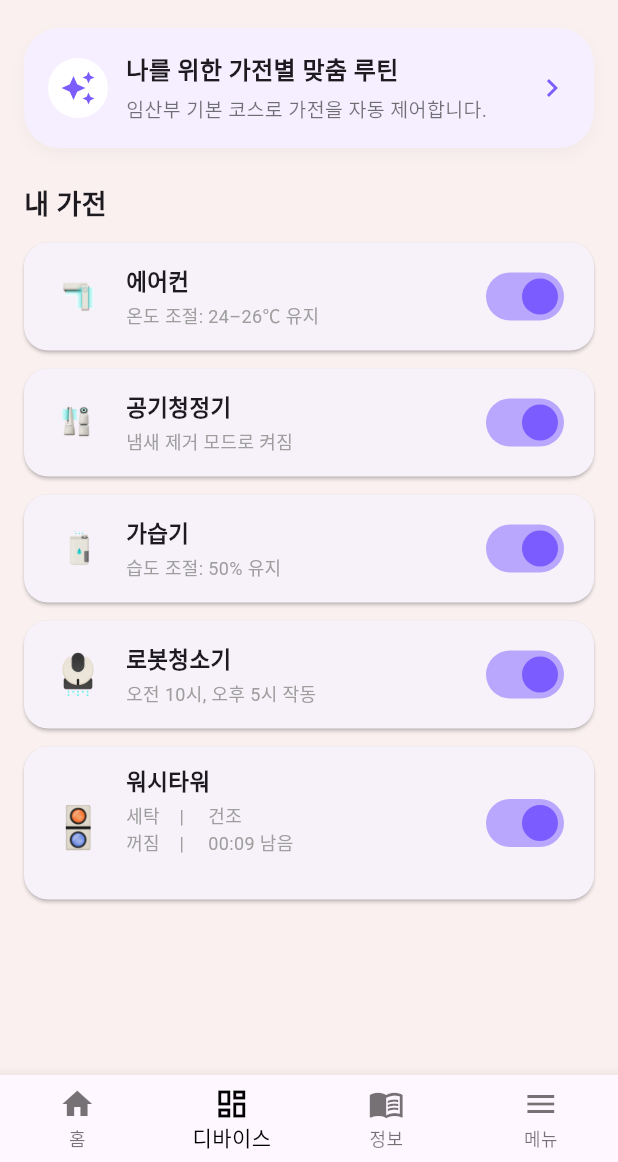
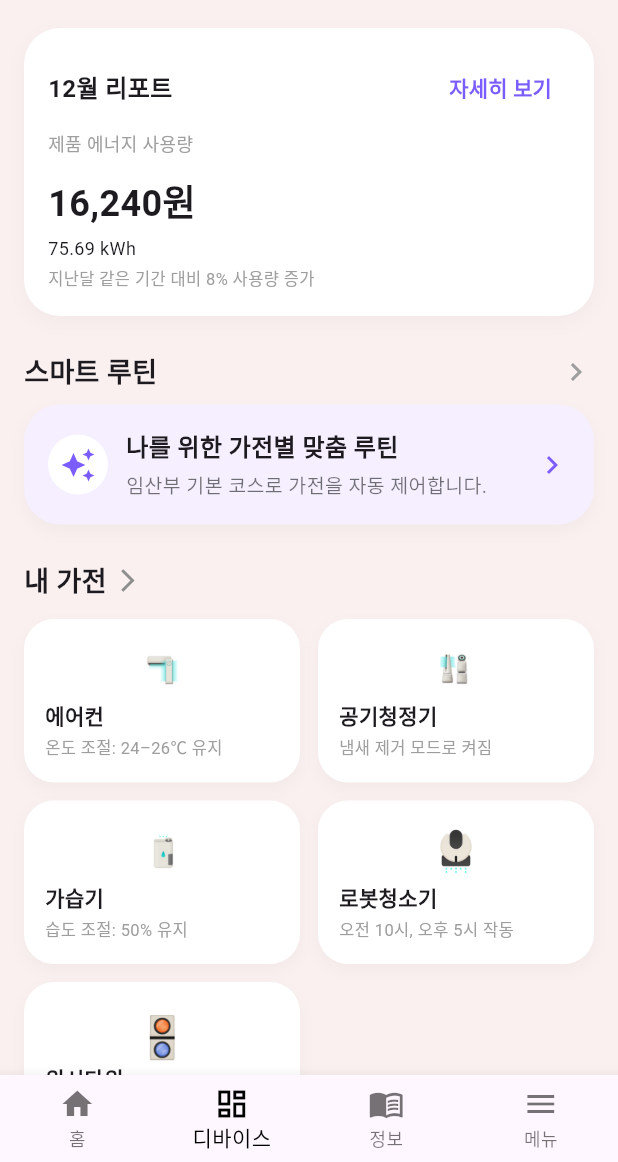
Before and after one commit to 2025-LGDX-9/DX_Project, a Flutter app: the screen it shows after launch, item 2 of the bottom bar chosen, on a phone screen of 412 x 824 dp, the part 74-1236 px from its top. Run offline on Flutter 3.47's test engine with Material 3 defaults, Android fonts, the phone set to English and light mode, and no system bars; our stand-ins replace geolocator, webview_flutter.

Commit message:
제품 추가 페이지 추가 및 디바이스탭 ui변경

```diff
--- a/lib/screens/1stpage/home_screen.dart
+++ b/lib/screens/1stpage/home_screen.dart
@@ -1,6 +1,7 @@
 import 'package:flutter/material.dart';
 import 'package:pregnancy_mode_app/screens/1stpage/onboarding_screen.dart';
 import 'package:pregnancy_mode_app/pregnancy_controller.dart';
+import 'package:pregnancy_mode_app/screens/2ndpage/edit_screen.dart';
 import 'package:pregnancy_mode_app/screens/appbar/nofification_screen.dart';
 
 class HomeScreen extends StatelessWidget {
@@ -159,7 +160,7 @@ class HomeScreen extends StatelessWidget {
                                             Material(
                                               color: Colors.transparent,
                                               child: InkWell(
-                                                onTap: () {},
+                                                onTap: () {Navigator.push(context, MaterialPageRoute(builder: (_)=>EditScreen()));},
                                                 child: Ink(
                                                   width: MediaQuery.of(
                                                     context,
--- a/lib/screens/2ndpage/routine_screen.dart
+++ b/lib/screens/2ndpage/routine_screen.dart
@@ -6,6 +6,7 @@ import 'package:pregnancy_mode_app/screens/2ndpage/robot_cleaner_control_screen.
 import 'package:pregnancy_mode_app/pregnancy_controller.dart';
 import 'package:pregnancy_mode_app/screens/appbar/nofification_screen.dart';
 import 'package:pregnancy_mode_app/screens/2ndpage/smart_routine_detail_screen.dart';
+import 'package:pregnancy_mode_app/screens/2ndpage/edit_screen.dart';
 
 /// 가전 루틴 화면
 class RoutineScreen extends StatefulWidget {
@@ -21,13 +22,15 @@ class RoutineScreen extends StatefulWidget {
 }
 
 class _RoutineScreenState extends State<RoutineScreen> {
-  bool _acOn = true;
-  bool _airCleanerOn = true;
-  bool _robotOn = true;
-
   @override
   Widget build(BuildContext context) {
     final controller = widget.controller;
+
+    final double screenWidth = MediaQuery.of(context).size.width;
+    const double horizontalPadding = 16;
+    const double betweenCard = 12;
+    final double cardWidth =
+        (screenWidth - horizontalPadding * 2 - betweenCard) / 2;
 
     return Scaffold(
       backgroundColor: Color(0xffFAF0F0),
@@ -102,7 +105,7 @@ class _RoutineScreenState extends State<RoutineScreen> {
                                           Material(
                                             color: Colors.transparent,
                                             child: InkWell(
-                                              onTap: () {},
+                                              onTap: () {Navigator.push(context, MaterialPageRoute(builder: (_)=>EditScreen()));},
                                               child: Ink(
                                                 width: MediaQuery.of(
                                                   context,
@@ -328,32 +331,54 @@ class _RoutineScreenState extends State<RoutineScreen> {
             child: ListView(
               padding: const EdgeInsets.all(16),
               children: [
-                // 🔹 상단 "나를 위한 가전별 맞춤 루틴" 카드
+                const _EnergyReportCard(),
+                const SizedBox(height: 24),
+
+                Row(
+                  mainAxisAlignment: MainAxisAlignment.spaceBetween,
+                  children: const [
+                    Text(
+                      '스마트 루틴',
+                      style: TextStyle(
+                        fontSize: 18,
+                        fontWeight: FontWeight.bold,
+                      ),
+                    ),
+                    Icon(Icons.chevron_right, color: Colors.grey),
+                  ],
+                ),
+                const SizedBox(height: 8),
                 _SmartRoutineHeaderCard(controller: controller),
+                const SizedBox(height: 24),
 
-                const SizedBox(height: 24),
+                Row(
+                  children: [
                     const Text(
                       '내 가전',
                       style: TextStyle(fontSize: 18, fontWeight: FontWeight.bold),
                     ),
+                    SizedBox(width: 5,),
+                    GestureDetector(child: Icon(Icons.arrow_forward_ios, size: 18, color: Color(0xff8F8E8E),), onTap: (){Navigator.push(context, MaterialPageRoute(builder: (_)=>EditScreen()));},),
+                  ],
+                ),
                 const SizedBox(height: 12),
 
                 // 🔹 에어컨
+                Wrap(
+                  spacing: betweenCard,
+                  runSpacing: betweenCard,
+                  children: [
                     _DeviceTile(
+                      width: cardWidth,
                       name: '에어컨',
-                  description: '온도 조절: 24–26℃ 유지',
+                      status: '온도 조절: 24–26℃ 유지',
                       icon: Image.asset("assets/images/aircon.png"),
-                  isOn: _acOn,
-                  onToggle: (value) {
-                    setState(() {
-                      _acOn = value;
-                    });
-                  },
                       onTap: () {
                         Navigator.push(
                           context,
                           MaterialPageRoute(
-                        builder: (_) => AirconControlScreen(controller: controller),
+                            builder: (_) =>
+                                AirconControlScreen(controller: controller),
                           ),
                         ).then((_) {
                           // 제어 화면에서 값 바뀌어도, 돌아오면 다시 그리기
@@ -364,15 +389,10 @@ class _RoutineScreenState extends State<RoutineScreen> {
 
                     // ───────── 공기청정기 ─────────
                     _DeviceTile(
+                      width: cardWidth,
                       name: '공기청정기',
-                  description: '냄새 제거 모드로 켜짐',
+                      status: '냄새 제거 모드로 켜짐',
                       icon: Image.asset("assets/images/air_cleaner.png"),
-                  isOn: _airCleanerOn,
-                  onToggle: (value) {
-                    setState(() {
-                      _airCleanerOn = value;
-                    });
-                  },
                       onTap: () {
                         Navigator.push(
                           context,
@@ -387,19 +407,13 @@ class _RoutineScreenState extends State<RoutineScreen> {
                       },
                     ),
 
-
                     // 🔹 가습기 (컨트롤러와 완전히 연동되는 부분!)
                     _DeviceTile(
+                      width: cardWidth,
                       name: '가습기',
-                  description:
+                      status:
                           '습도 조절: ${controller.humidifierTargetHumidity.toStringAsFixed(0)}% 유지',
                       icon: Image.asset("assets/images/humidifier.png"),
-                  isOn: controller.humidifierPower,
-                  onToggle: (value) {
-                    setState(() {
-                      controller.humidifierPower = value;
-                    });
-                  },
                       onTap: () async {
                         // 가습기 제어 화면으로 이동
                         await Navigator.push(
@@ -416,21 +430,17 @@ class _RoutineScreenState extends State<RoutineScreen> {
 
                     // 🔹 로봇청소기
                     _DeviceTile(
+                      width: cardWidth,
                       name: '로봇청소기',
-                  description: '오전 10시, 오후 5시 작동',
+                      status: '오전 10시, 오후 5시 작동',
                       icon: Image.asset("assets/images/robot_cleaner.png"),
-                  isOn: _robotOn,
-                  onToggle: (value) {
-                    setState(() {
-                      _robotOn = value;
-                    });
-                  },
                       onTap: () {
                         Navigator.push(
                           context,
                           MaterialPageRoute(
-                        builder: (_) =>
-                            RobotCleanerControlScreen(controller: controller),
+                            builder: (_) => RobotCleanerControlScreen(
+                              controller: controller,
+                            ),
                           ),
                         ).then((_) {
                           // 제어 화면에서 돌아왔을 때 상태 갱신하고 싶으면 여기서 setState 호출
@@ -439,28 +449,26 @@ class _RoutineScreenState extends State<RoutineScreen> {
                       },
                     ),
                     _DeviceTile(
+                      width: cardWidth,
                       name: '워시타워',
-                  description: """세탁    |     건조\n꺼짐    |     00:09 남음
+                      status: """세탁    |     건조\n꺼짐    |     00:09 남음
                                 """,
                       icon: Image.asset("assets/images/wash_tower.png"),
-                  isOn: _robotOn,
-                  onToggle: (value) {
-                    setState(() {
-                      _robotOn = value;
-                    });
-                  },
                       onTap: () {
                         Navigator.push(
                           context,
                           MaterialPageRoute(
-                        builder: (_) =>
-                            RobotCleanerControlScreen(controller: controller),
+                            builder: (_) => RobotCleanerControlScreen(
+                              controller: controller,
+                            ),
                           ),
                         ).then((_) {
                           // 제어 화면에서 돌아왔을 때 상태 갱신하고 싶으면 여기서 setState 호출
                           setState(() {});
                         });
                       },
+                    ),
+                  ],
                 ),
               ],
             ),
@@ -471,66 +479,129 @@ class _RoutineScreenState extends State<RoutineScreen> {
   }
 }
 
+class _EnergyReportCard extends StatelessWidget {
+  const _EnergyReportCard();
+
+  @override
+  Widget build(BuildContext context) {
+    return Container(
+      padding: const EdgeInsets.all(16),
+      decoration: BoxDecoration(
+        color: Colors.white,
+        borderRadius: BorderRadius.circular(24),
+        boxShadow: [
+          BoxShadow(
+            color: Colors.black.withOpacity(0.03),
+            blurRadius: 10,
+            offset: const Offset(0, 4),
+          ),
+        ],
+      ),
+      child: Column(
+        crossAxisAlignment: CrossAxisAlignment.start,
+        children: [
+          // 상단 제목 + 자세히 보기
+          Row(
+            mainAxisAlignment: MainAxisAlignment.spaceBetween,
+            children: [
+              const Text(
+                '12월 리포트',
+                style: TextStyle(fontSize: 16, fontWeight: FontWeight.bold),
+              ),
+              TextButton(
+                onPressed: () {
+                  ScaffoldMessenger.of(context).showSnackBar(
+                    const SnackBar(content: Text('에너지 리포트는 준비 중입니다.')),
+                  );
+                },
+                child: const Text(
+                  '자세히 보기',
+                  style: TextStyle(
+                    color: Color(0xff7b5cff),
+                    fontWeight: FontWeight.bold,
+                  ),
+                ),
+              ),
+            ],
+          ),
+          const SizedBox(height: 4),
+          const Text(
+            '제품 에너지 사용량',
+            style: TextStyle(fontSize: 12, color: Colors.grey),
+          ),
+          const SizedBox(height: 12),
+          const Text(
+            '16,240원',
+            style: TextStyle(fontSize: 24, fontWeight: FontWeight.bold),
+          ),
+          const SizedBox(height: 4),
+          const Text('75.69 kWh', style: TextStyle(fontSize: 12)),
+          const SizedBox(height: 4),
+          const Text(
+            '지난달 같은 기간 대비 8% 사용량 증가',
+            style: TextStyle(fontSize: 11, color: Colors.grey),
+          ),
+        ],
+      ),
+    );
+  }
+}
+
 /// 🔹 각 가전 타일
 class _DeviceTile extends StatelessWidget {
   final String name;
-  final String description;
+  final double width;
+  final String status;
   final Widget icon;
-  final bool isOn;
-  final ValueChanged<bool> onToggle;
   final VoidCallback onTap;
 
   const _DeviceTile({
     required this.name,
-    required this.description,
     required this.icon,
-    required this.isOn,
-    required this.onToggle,
     required this.onTap,
+    required this.width,
+    required this.status,
   });
 
   @override
   Widget build(BuildContext context) {
-    return Card(
-      margin: const EdgeInsets.only(bottom: 12),
-      shape: RoundedRectangleBorder(
-        borderRadius: BorderRadius.circular(16),
+    return SizedBox(
+      width: width,
+      child: InkWell(
+        borderRadius: BorderRadius.circular(20),
+        onTap: onTap,
+        child: Container(
+          padding: const EdgeInsets.all(14),
+          decoration: BoxDecoration(
+            color: Colors.white,
+            borderRadius: BorderRadius.circular(20),
+            boxShadow: [
+              BoxShadow(
+                color: Colors.black.withOpacity(0.03),
+                blurRadius: 8,
+                offset: const Offset(0, 4),
               ),
-      child: InkWell(
-        borderRadius: BorderRadius.circular(16),
-        onTap: onTap,
-        child: Padding(
-          padding: const EdgeInsets.symmetric(horizontal: 16, vertical: 12),
-          child: Row(
-            children: [
-              Center(child: SizedBox(width: 40, height: 40,child: icon,),),
-              const SizedBox(width: 12),
-              Expanded(
+            ],
+          ),
           child: Column(
             crossAxisAlignment: CrossAxisAlignment.start,
             children: [
+              Center(child: SizedBox(width: 40, height: 40, child: icon)),
+              const SizedBox(width: 10),
               Text(
                 name,
                 style: const TextStyle(
                   fontWeight: FontWeight.bold,
-                        fontSize: 15,
+                  fontSize: 14,
                 ),
               ),
               const SizedBox(height: 4),
               Text(
-                      description,
+                status,
                 style: const TextStyle(
-                        fontSize: 12,
+                  fontSize: 11,
                   color: Colors.grey,
                 ),
-                    ),
-                  ],
-                ),
-              ),
-              Switch(
-                value: isOn,
-                activeColor: const Color(0xff7b5cff),
-                onChanged: onToggle,
               ),
             ],
           ),
@@ -579,10 +650,7 @@ class _SmartRoutineHeaderCard extends StatelessWidget {
                 color: Colors.white,
                 shape: BoxShape.circle,
               ),
-              child: const Icon(
-                Icons.auto_awesome,
-                color: Color(0xff7b5cff),
-              ),
+              child: const Icon(Icons.auto_awesome, color: Color(0xff7b5cff)),
             ),
             const SizedBox(width: 12),
             const Expanded(
@@ -591,10 +659,7 @@ class _SmartRoutineHeaderCard extends StatelessWidget {
                 children: [
                   Text(
                     '나를 위한 가전별 맞춤 루틴',
-                    style: TextStyle(
-                      fontSize: 16,
-                      fontWeight: FontWeight.bold,
-                    ),
+                    style: TextStyle(fontSize: 16, fontWeight: FontWeight.bold),
                   ),
                   SizedBox(height: 4),
                   Text(
@@ -604,10 +669,7 @@ class _SmartRoutineHeaderCard extends StatelessWidget {
                 ],
               ),
             ),
-            const Icon(
-              Icons.chevron_right,
-              color: Color(0xff7b5cff),
-            ),
+            const Icon(Icons.chevron_right, color: Color(0xff7b5cff)),
           ],
         ),
       ),
```
Also changed, not shown: lib/screens/2ndpage/edit_screen.dart (added, +41 -0 lines), lib/screens/2ndpage/robot_cleaner_control_screen.dart (+4 -4 lines), lib/screens/3rdpage/nutrition_guide_screen.dart (+13 -6 lines), lib/screens/3rdpage/recipe_detail_chicken.dart (added, +61 -0 lines), lib/screens/3rdpage/recipe_detail_spinach.dart (added, +75 -0 lines), assets/images/chicken.png (added), assets/images/spinach.png (added). Lines whose indentation alone changed are shown as unchanged.
